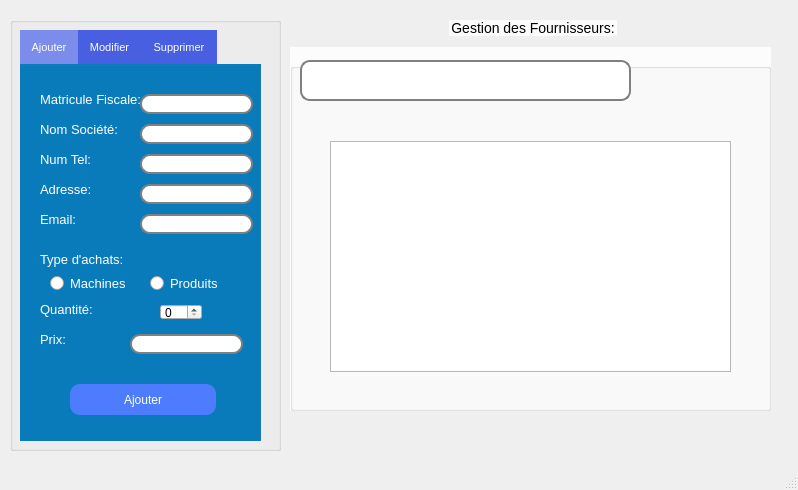
yahyasamet/dryclean_2A7, file mainwindow.ui: the form before one commit.
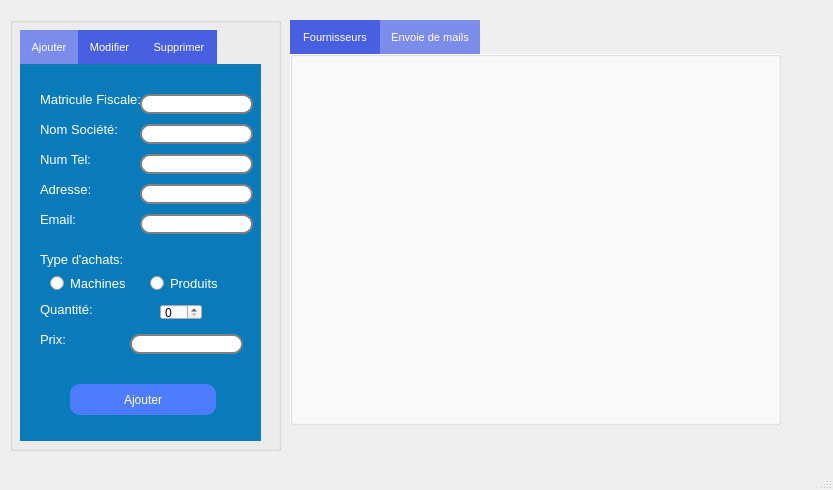
The form after the commit. The open tabs and pages were chosen to show the change. Icons and pictures are not drawn.

The edit to the form file:
```diff
--- a/mainwindow.ui
+++ b/mainwindow.ui
@@ -6,7 +6,7 @@
    <rect>
     <x>0</x>
     <y>0</y>
-    <width>798</width>
+    <width>833</width>
     <height>490</height>
    </rect>
   </property>
@@ -958,13 +958,107 @@
      </widget>
     </widget>
    </widget>
-   <widget class="QGroupBox" name="groupBox_5">
+   <widget class="QTabWidget" name="tabWidget_2">
     <property name="geometry">
      <rect>
       <x>290</x>
       <y>20</y>
-      <width>481</width>
-      <height>391</height>
+      <width>501</width>
+      <height>411</height>
+     </rect>
+    </property>
+    <property name="styleSheet">
+     <string notr="true">QTabWidget::tab-bar {
+   border: 1px solid gray;
+ flex: 0 0 25%;
+    max-width: 80%;
+}
+
+QTabBar::tab {
+  background: 	rgb(72,95,225);
+  color: white;
+  padding: 10px;
+ flex: 0 0 25%;
+    max-width: 80%;
+font-size:11px;
+ }
+
+ QTabBar::tab:selected {
+  background: rgb(123,140,234);
+ }
+QTabWidget::pane { 
+   border: none;
+}
+QLineEdit {
+    border: 2px solid gray;
+    border-radius: 10px;
+    padding: 0 8px;
+    background: white;
+    selection-background-color: darkgray;
+}
+QPushButton {
+    background-color: rgb(7, 214, 255);
+    border-style: outset;
+    border-width: 2px;
+    border-radius: 10px;
+    border-color: beige;
+    min-width: 10em;
+    padding: 6px;
+}
+QPushButton:hover {
+    background-color: rgb(43, 163, 255);
+    border-style: inset;
+}
+QPushButton:pressed {
+    background-color: rgb(43, 163, 255);
+    border-style: inset;
+}
+QComboBox {
+	border: 1px solid #333333;
+	border-radius: 3px;
+	background: qlineargradient(x1:0, y1:0, x2:0, y2:1, stop:0 #797979, stop:0.48 #696969, stop:0.52 #5e5e5e, stop:1 #4f4f4f);
+	padding: 1px 23px 1px 3px;
+	min-width: 6em;
+	color: #ffffff;
+}
+QComboBox::drop-down {
+	subcontrol-origin: padding;
+	subcontrol-position: top right;
+	width: 20px;
+ 
+	border-top-right-radius: 3px;
+	border-bottom-right-radius: 3px;
+}
+QComboBox::down-arrow {
+     image: url(:/images/combobox-arrow.png);
+}
+ 
+QComboBox QAbstractView{
+	background-color: #4f4f4f;
+	color: #999999;
+ 
+	selection-background-color: #999999;
+	selection-color: #4f4f4f;
+}
+QLabel{
+font-size: 17px;
+
+}</string>
+    </property>
+    <property name="currentIndex">
+     <number>0</number>
+    </property>
+    <widget class="QWidget" name="tab_4">
+     <attribute name="title">
+      <string>Fournisseurs</string>
+     </attribute>
+     <widget class="QGroupBox" name="groupBox_5">
+      <property name="geometry">
+       <rect>
+        <x>0</x>
+        <y>-20</y>
+        <width>501</width>
+        <height>411</height>
      </rect>
     </property>
     <property name="font">
@@ -1021,7 +1115,7 @@
 </string>
     </property>
     <property name="title">
-     <string>Gestion des Fournisseurs:</string>
+       <string/>
     </property>
     <widget class="QLineEdit" name="lineEdit_3">
      <property name="geometry">
@@ -1037,7 +1131,7 @@
      <property name="geometry">
       <rect>
        <x>400</x>
-       <y>10</y>
+         <y>40</y>
        <width>71</width>
        <height>61</height>
       </rect>
@@ -1074,12 +1168,99 @@
     <widget class="QTableView" name="tableView">
      <property name="geometry">
       <rect>
-       <x>40</x>
+         <x>10</x>
        <y>121</y>
-       <width>401</width>
-       <height>231</height>
-      </rect>
-     </property>
+         <width>471</width>
+         <height>261</height>
+        </rect>
+       </property>
+      </widget>
+     </widget>
+    </widget>
+    <widget class="QWidget" name="tab_5">
+     <attribute name="title">
+      <string>Envoie de mails</string>
+     </attribute>
+     <widget class="QGroupBox" name="groupBox_6">
+      <property name="geometry">
+       <rect>
+        <x>0</x>
+        <y>-30</y>
+        <width>491</width>
+        <height>401</height>
+       </rect>
+      </property>
+      <property name="styleSheet">
+       <string notr="true">QGroupBox  {
+
+
+    background-color: rgb(252, 252, 252);
+    margin-top: 27px;
+    font-size: 14px;
+
+}
+
+QGroupBox::title  {
+    subcontrol-origin: margin;
+    subcontrol-position: top center;
+    padding: 5px 8000px 5px 7700px;
+   background-color: rgb(252, 252, 252);
+    color: rgb(0, 0, 0);
+	font: 75 8pt &quot;MS Shell Dlg 2&quot;;
+
+}
+
+QLineEdit {
+    border: 2px solid gray;
+    border-radius: 10px;
+    padding: 0 8px;
+    background: white;
+    selection-background-color: darkgray;
+}
+QPushButton {
+    color: rgb(255, 255, 255);
+  background-color: #4d7cff;
+    border-style: outset;
+    border-width: 0px;
+    border-radius: 10px;
+    border-color: beige;
+    min-width: 10em;
+    padding: 6px;
+}
+QPushButton:hover {
+color: #fff;
+    background-color: rgb(43, 163, 255);
+    border-style: inset;
+}
+QPushButton:pressed {
+    background-color: rgb(43, 163, 255);
+    border-style: inset;
+}
+</string>
+      </property>
+      <property name="title">
+       <string/>
+      </property>
+      <widget class="QLabel" name="label_20">
+       <property name="geometry">
+        <rect>
+         <x>410</x>
+         <y>40</y>
+         <width>71</width>
+         <height>61</height>
+        </rect>
+       </property>
+       <property name="text">
+        <string/>
+       </property>
+       <property name="pixmap">
+        <pixmap>../../Desktop/untitled/logo_c++_1.png</pixmap>
+       </property>
+       <property name="scaledContents">
+        <bool>true</bool>
+       </property>
+      </widget>
+     </widget>
     </widget>
    </widget>
   </widget>
```
Left out of the diff: 4 changed lines with no effect on the pictures. Lines whose indentation alone changed are shown as unchanged.
